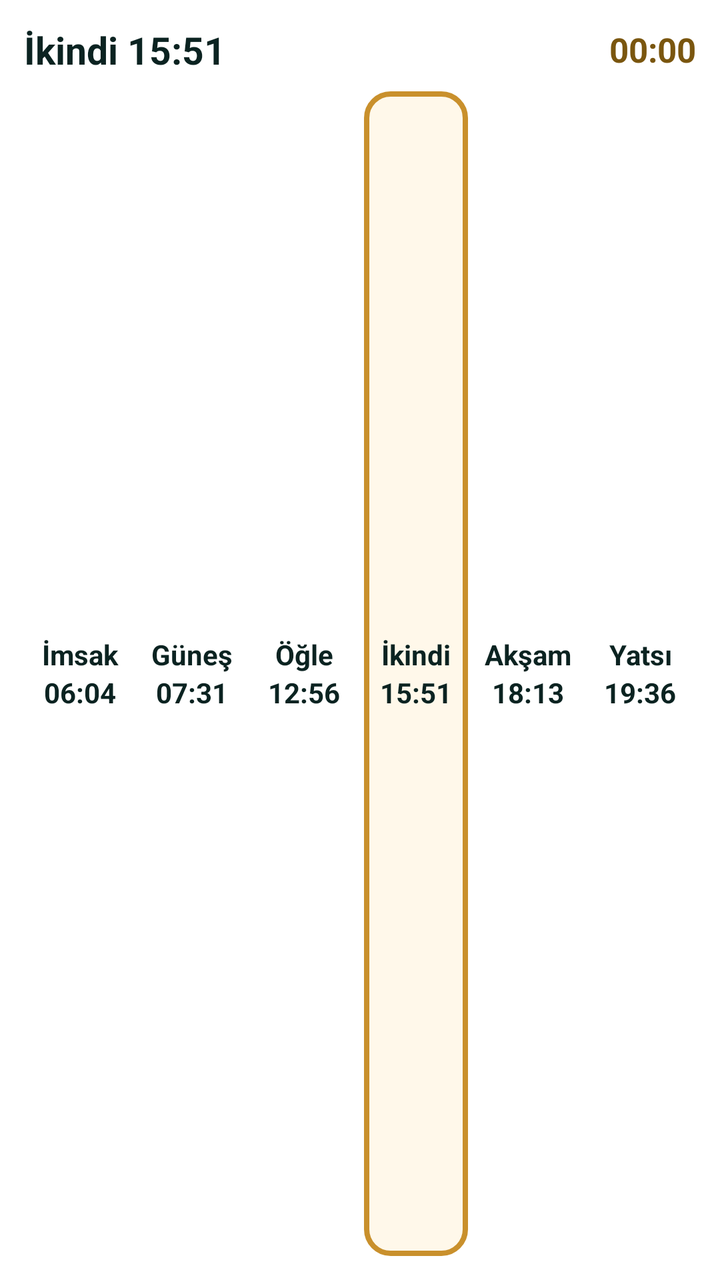
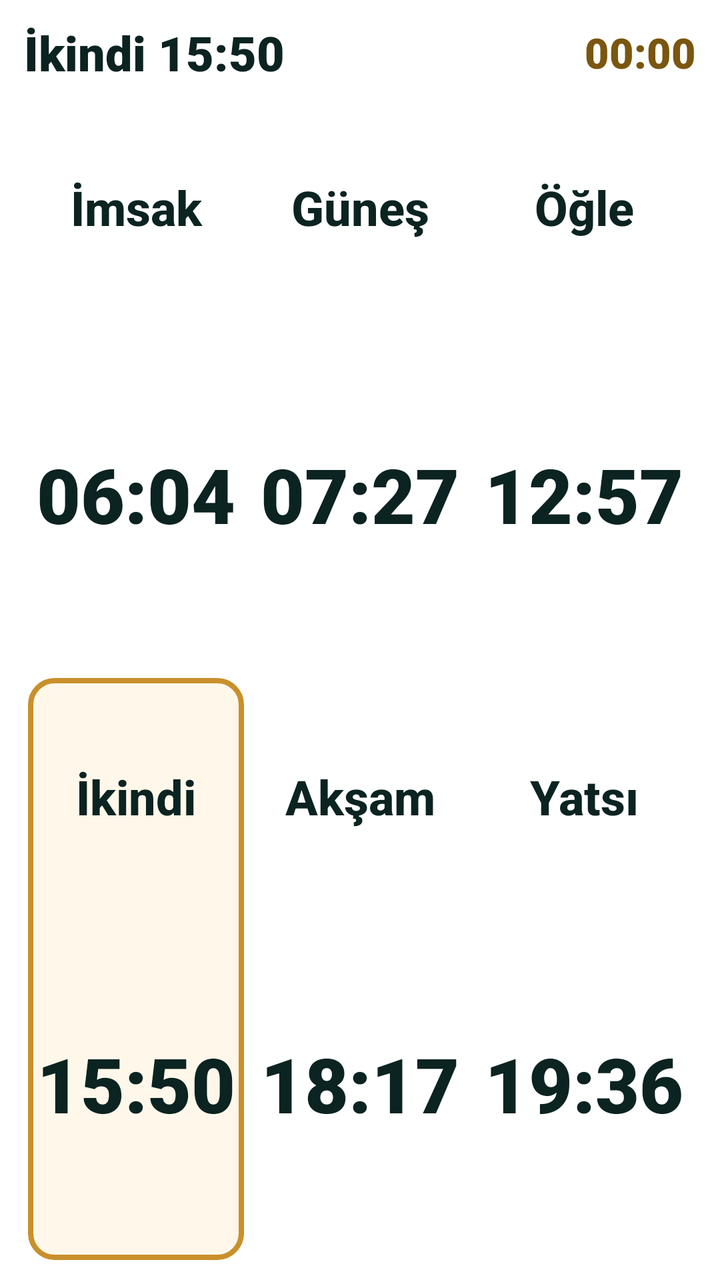

Screens rendered from an Android XML layout before and after an edit, with the pre-edit source and the edit as a unified diff.
<!-- AndroidManifest.xml: fallback theme Theme.MaterialComponents.DayNight.NoActionBar -->
<!-- res/layout/widget_orta.xml -->
<?xml version="1.0" encoding="utf-8"?>
<LinearLayout xmlns:android="http://schemas.android.com/apk/res/android"
    android:id="@+id/w_kok"
    android:layout_width="match_parent"
    android:layout_height="match_parent"
    android:background="@drawable/widget_zemin_acik"
    android:orientation="vertical"
    android:padding="12dp">

    <LinearLayout
        android:layout_width="match_parent"
        android:layout_height="wrap_content"
        android:gravity="center_vertical"
        android:orientation="horizontal">
        <TextView
            android:id="@+id/w_baslik"
            android:layout_width="0dp"
            android:layout_height="wrap_content"
            android:layout_weight="1"
            android:ellipsize="end"
            android:maxLines="1"
            android:text="İkindi 15:51"
            android:textColor="#0B2321"
            android:textSize="19sp"
            android:textStyle="bold" />
        <Chronometer
            android:id="@+id/w_kalan"
            android:layout_width="wrap_content"
            android:layout_height="wrap_content"
            android:textColor="#7A560F"
            android:textSize="17sp"
            android:textStyle="bold" />
    </LinearLayout>

    <LinearLayout
        android:layout_width="match_parent"
        android:layout_height="0dp"
        android:layout_marginTop="8dp"
        android:layout_weight="1"
        android:orientation="horizontal">
        <LinearLayout
            android:id="@+id/w_s0"
            android:layout_width="0dp"
            android:layout_height="match_parent"
            android:layout_weight="1"
            android:layout_marginStart="2dp"
            android:layout_marginEnd="2dp"
            
            android:gravity="center"
            android:orientation="vertical"
            android:paddingStart="2dp"
            android:paddingEnd="2dp">
            <TextView
                android:id="@+id/w_a0"
                android:layout_width="match_parent"
                android:layout_height="wrap_content"
                android:gravity="center"
                android:maxLines="1"
                android:autoSizeTextType="uniform"
                android:autoSizeMinTextSize="10sp"
                android:autoSizeMaxTextSize="14sp"
                android:text="İmsak"
                android:textColor="#0B2321"
                android:textStyle="bold" />
            <TextView
                android:id="@+id/w_t0"
                android:layout_width="match_parent"
                android:layout_height="wrap_content"
                android:gravity="center"
                android:maxLines="1"
                android:autoSizeTextType="uniform"
                android:autoSizeMinTextSize="13sp"
                android:autoSizeMaxTextSize="21sp"
                android:text="06:04"
                android:textColor="#0B2321"
                android:textStyle="bold" />
        </LinearLayout>
        <LinearLayout
            android:id="@+id/w_s1"
            android:layout_width="0dp"
            android:layout_height="match_parent"
            android:layout_weight="1"
            android:layout_marginStart="2dp"
            android:layout_marginEnd="2dp"
            
            android:gravity="center"
            android:orientation="vertical"
            android:paddingStart="2dp"
            android:paddingEnd="2dp">
            <TextView
                android:id="@+id/w_a1"
                android:layout_width="match_parent"
                android:layout_height="wrap_content"
                android:gravity="center"
                android:maxLines="1"
                android:autoSizeTextType="uniform"
                android:autoSizeMinTextSize="10sp"
                android:autoSizeMaxTextSize="14sp"
                android:text="Güneş"
                android:textColor="#0B2321"
                android:textStyle="bold" />
            <TextView
                android:id="@+id/w_t1"
                android:layout_width="match_parent"
                android:layout_height="wrap_content"
                android:gravity="center"
                android:maxLines="1"
                android:autoSizeTextType="uniform"
                android:autoSizeMinTextSize="13sp"
                android:autoSizeMaxTextSize="21sp"
                android:text="07:31"
                android:textColor="#0B2321"
                android:textStyle="bold" />
        </LinearLayout>
        <LinearLayout
            android:id="@+id/w_s2"
            android:layout_width="0dp"
            android:layout_height="match_parent"
            android:layout_weight="1"
            android:layout_marginStart="2dp"
            android:layout_marginEnd="2dp"
            
            android:gravity="center"
            android:orientation="vertical"
            android:paddingStart="2dp"
            android:paddingEnd="2dp">
            <TextView
                android:id="@+id/w_a2"
                android:layout_width="match_parent"
                android:layout_height="wrap_content"
                android:gravity="center"
                android:maxLines="1"
                android:autoSizeTextType="uniform"
                android:autoSizeMinTextSize="10sp"
                android:autoSizeMaxTextSize="14sp"
                android:text="Öğle"
                android:textColor="#0B2321"
                android:textStyle="bold" />
            <TextView
                android:id="@+id/w_t2"
                android:layout_width="match_parent"
                android:layout_height="wrap_content"
                android:gravity="center"
                android:maxLines="1"
                android:autoSizeTextType="uniform"
                android:autoSizeMinTextSize="13sp"
                android:autoSizeMaxTextSize="21sp"
                android:text="12:56"
                android:textColor="#0B2321"
                android:textStyle="bold" />
        </LinearLayout>
        <LinearLayout
            android:id="@+id/w_s3"
            android:layout_width="0dp"
            android:layout_height="match_parent"
            android:layout_weight="1"
            android:layout_marginStart="2dp"
            android:layout_marginEnd="2dp"
            android:background="@drawable/widget_siradaki"
            android:gravity="center"
            android:orientation="vertical"
            android:paddingStart="2dp"
            android:paddingEnd="2dp">
            <TextView
                android:id="@+id/w_a3"
                android:layout_width="match_parent"
                android:layout_height="wrap_content"
                android:gravity="center"
                android:maxLines="1"
                android:autoSizeTextType="uniform"
                android:autoSizeMinTextSize="10sp"
                android:autoSizeMaxTextSize="14sp"
                android:text="İkindi"
                android:textColor="#0B2321"
                android:textStyle="bold" />
            <TextView
                android:id="@+id/w_t3"
                android:layout_width="match_parent"
                android:layout_height="wrap_content"
                android:gravity="center"
                android:maxLines="1"
                android:autoSizeTextType="uniform"
                android:autoSizeMinTextSize="13sp"
                android:autoSizeMaxTextSize="21sp"
                android:text="15:51"
                android:textColor="#0B2321"
                android:textStyle="bold" />
        </LinearLayout>
        <LinearLayout
            android:id="@+id/w_s4"
            android:layout_width="0dp"
            android:layout_height="match_parent"
            android:layout_weight="1"
            android:layout_marginStart="2dp"
            android:layout_marginEnd="2dp"
            
            android:gravity="center"
            android:orientation="vertical"
            android:paddingStart="2dp"
            android:paddingEnd="2dp">
            <TextView
                android:id="@+id/w_a4"
                android:layout_width="match_parent"
                android:layout_height="wrap_content"
                android:gravity="center"
                android:maxLines="1"
                android:autoSizeTextType="uniform"
                android:autoSizeMinTextSize="10sp"
                android:autoSizeMaxTextSize="14sp"
                android:text="Akşam"
                android:textColor="#0B2321"
                android:textStyle="bold" />
            <TextView
                android:id="@+id/w_t4"
                android:layout_width="match_parent"
                android:layout_height="wrap_content"
                android:gravity="center"
                android:maxLines="1"
                android:autoSizeTextType="uniform"
                android:autoSizeMinTextSize="13sp"
                android:autoSizeMaxTextSize="21sp"
                android:text="18:13"
                android:textColor="#0B2321"
                android:textStyle="bold" />
        </LinearLayout>
        <LinearLayout
            android:id="@+id/w_s5"
            android:layout_width="0dp"
            android:layout_height="match_parent"
            android:layout_weight="1"
            android:layout_marginStart="2dp"
            android:layout_marginEnd="2dp"
            
            android:gravity="center"
            android:orientation="vertical"
            android:paddingStart="2dp"
            android:paddingEnd="2dp">
            <TextView
                android:id="@+id/w_a5"
                android:layout_width="match_parent"
                android:layout_height="wrap_content"
                android:gravity="center"
                android:maxLines="1"
                android:autoSizeTextType="uniform"
                android:autoSizeMinTextSize="10sp"
                android:autoSizeMaxTextSize="14sp"
                android:text="Yatsı"
                android:textColor="#0B2321"
                android:textStyle="bold" />
            <TextView
                android:id="@+id/w_t5"
                android:layout_width="match_parent"
                android:layout_height="wrap_content"
                android:gravity="center"
                android:maxLines="1"
                android:autoSizeTextType="uniform"
                android:autoSizeMinTextSize="13sp"
                android:autoSizeMaxTextSize="21sp"
                android:text="19:36"
                android:textColor="#0B2321"
                android:textStyle="bold" />
        </LinearLayout>
    </LinearLayout>
</LinearLayout>
<!-- resources referenced by this layout -->
<resources>
  <!-- drawable widget_siradaki (drawable) -->
  <?xml version="1.0" encoding="utf-8"?>
  <shape xmlns:android="http://schemas.android.com/apk/res/android" android:shape="rectangle">
      <solid android:color="#FFF8EA" />
      <stroke android:width="2.5dp" android:color="#C9902C" />
      <corners android:radius="12dp" />
  </shape>
  <!-- drawable widget_zemin_acik (drawable) -->
  <?xml version="1.0" encoding="utf-8"?>
  <shape xmlns:android="http://schemas.android.com/apk/res/android" android:shape="rectangle">
      <solid android:color="#FFFFFF" />
      <corners android:radius="24dp" />
  </shape>
</resources>

<!-- the commit's change to res/layout/widget_orta.xml (unified diff, before → after) -->
@@ -5,7 +5,10 @@
     android:layout_height="match_parent"
     android:background="@drawable/widget_zemin_acik"
     android:orientation="vertical"
-    android:padding="12dp">
+    android:paddingStart="12dp"
+    android:paddingTop="10dp"
+    android:paddingEnd="12dp"
+    android:paddingBottom="8dp">
 
     <LinearLayout
         android:layout_width="match_parent"
@@ -18,24 +21,25 @@
             android:layout_height="wrap_content"
             android:layout_weight="1"
             android:ellipsize="end"
+            android:fontFamily="sans-serif-black"
             android:maxLines="1"
-            android:text="İkindi 15:51"
+            android:text="İkindi 15:50"
             android:textColor="#0B2321"
-            android:textSize="19sp"
+            android:textSize="24sp"
             android:textStyle="bold" />
         <Chronometer
             android:id="@+id/w_kalan"
             android:layout_width="wrap_content"
             android:layout_height="wrap_content"
+            android:fontFamily="sans-serif-black"
             android:textColor="#7A560F"
-            android:textSize="17sp"
+            android:textSize="21sp"
             android:textStyle="bold" />
     </LinearLayout>
 
     <LinearLayout
         android:layout_width="match_parent"
         android:layout_height="0dp"
-        android:layout_marginTop="8dp"
         android:layout_weight="1"
         android:orientation="horizontal">
         <LinearLayout
@@ -43,34 +47,40 @@
             android:layout_width="0dp"
             android:layout_height="match_parent"
             android:layout_weight="1"
-            android:layout_marginStart="2dp"
-            android:layout_marginEnd="2dp"
-            
-            android:gravity="center"
-            android:orientation="vertical"
-            android:paddingStart="2dp"
-            android:paddingEnd="2dp">
+            android:layout_margin="2dp"
+            android:gravity="center"
+            android:orientation="vertical"
+            android:paddingStart="4dp"
+            android:paddingTop="2dp"
+            android:paddingEnd="4dp"
+            android:paddingBottom="2dp">
             <TextView
                 android:id="@+id/w_a0"
                 android:layout_width="match_parent"
-                android:layout_height="wrap_content"
-                android:gravity="center"
-                android:maxLines="1"
-                android:autoSizeTextType="uniform"
-                android:autoSizeMinTextSize="10sp"
-                android:autoSizeMaxTextSize="14sp"
+                android:layout_height="0dp"
+                android:layout_weight="2"
+                android:gravity="center"
+                android:maxLines="1"
+                android:autoSizeTextType="uniform"
+                android:autoSizeMinTextSize="12sp"
+                android:autoSizeMaxTextSize="24sp"
+                android:autoSizeStepGranularity="1sp"
+                android:fontFamily="sans-serif-medium"
                 android:text="İmsak"
                 android:textColor="#0B2321"
                 android:textStyle="bold" />
             <TextView
                 android:id="@+id/w_t0"
                 android:layout_width="match_parent"
-                android:layout_height="wrap_content"
-                android:gravity="center"
-                android:maxLines="1"
-                android:autoSizeTextType="uniform"
-                android:autoSizeMinTextSize="13sp"
-                android:autoSizeMaxTextSize="21sp"
+                android:layout_height="0dp"
+                android:layout_weight="3"
+                android:gravity="center"
+                android:maxLines="1"
+                android:autoSizeTextType="uniform"
+                android:autoSizeMinTextSize="16sp"
+                android:autoSizeMaxTextSize="40sp"
+                android:autoSizeStepGranularity="1sp"
+                android:fontFamily="sans-serif-black"
                 android:text="06:04"
                 android:textColor="#0B2321"
                 android:textStyle="bold" />
@@ -80,35 +90,41 @@
             android:layout_width="0dp"
             android:layout_height="match_parent"
             android:layout_weight="1"
-            android:layout_marginStart="2dp"
-            android:layout_marginEnd="2dp"
-            
-            android:gravity="center"
-            android:orientation="vertical"
-            android:paddingStart="2dp"
-            android:paddingEnd="2dp">
+            android:layout_margin="2dp"
+            android:gravity="center"
+            android:orientation="vertical"
+            android:paddingStart="4dp"
+            android:paddingTop="2dp"
+            android:paddingEnd="4dp"
+            android:paddingBottom="2dp">
             <TextView
                 android:id="@+id/w_a1"
                 android:layout_width="match_parent"
-                android:layout_height="wrap_content"
-                android:gravity="center"
-                android:maxLines="1"
-                android:autoSizeTextType="uniform"
-                android:autoSizeMinTextSize="10sp"
-                android:autoSizeMaxTextSize="14sp"
+                android:layout_height="0dp"
+                android:layout_weight="2"
+                android:gravity="center"
+                android:maxLines="1"
+                android:autoSizeTextType="uniform"
+                android:autoSizeMinTextSize="12sp"
+                android:autoSizeMaxTextSize="24sp"
+                android:autoSizeStepGranularity="1sp"
+                android:fontFamily="sans-serif-medium"
                 android:text="Güneş"
                 android:textColor="#0B2321"
                 android:textStyle="bold" />
             <TextView
                 android:id="@+id/w_t1"
                 android:layout_width="match_parent"
-                android:layout_height="wrap_content"
-                android:gravity="center"
-                android:maxLines="1"
-                android:autoSizeTextType="uniform"
-                android:autoSizeMinTextSize="13sp"
-                android:autoSizeMaxTextSize="21sp"
-                android:text="07:31"
+                android:layout_height="0dp"
+                android:layout_weight="3"
+                android:gravity="center"
+                android:maxLines="1"
+                android:autoSizeTextType="uniform"
+                android:autoSizeMinTextSize="16sp"
+                android:autoSizeMaxTextSize="40sp"
+                android:autoSizeStepGranularity="1sp"
+                android:fontFamily="sans-serif-black"
+                android:text="07:27"
                 android:textColor="#0B2321"
                 android:textStyle="bold" />
         </LinearLayout>
@@ -117,72 +133,91 @@
             android:layout_width="0dp"
             android:layout_height="match_parent"
             android:layout_weight="1"
-            android:layout_marginStart="2dp"
-            android:layout_marginEnd="2dp"
-            
-            android:gravity="center"
-            android:orientation="vertical"
-            android:paddingStart="2dp"
-            android:paddingEnd="2dp">
+            android:layout_margin="2dp"
+            android:gravity="center"
+            android:orientation="vertical"
+            android:paddingStart="4dp"
+            android:paddingTop="2dp"
+            android:paddingEnd="4dp"
+            android:paddingBottom="2dp">
             <TextView
                 android:id="@+id/w_a2"
                 android:layout_width="match_parent"
-                android:layout_height="wrap_content"
-                android:gravity="center"
-                android:maxLines="1"
-                android:autoSizeTextType="uniform"
-                android:autoSizeMinTextSize="10sp"
-                android:autoSizeMaxTextSize="14sp"
+                android:layout_height="0dp"
+                android:layout_weight="2"
+                android:gravity="center"
+                android:maxLines="1"
+                android:autoSizeTextType="uniform"
+                android:autoSizeMinTextSize="12sp"
+                android:autoSizeMaxTextSize="24sp"
+                android:autoSizeStepGranularity="1sp"
+                android:fontFamily="sans-serif-medium"
                 android:text="Öğle"
                 android:textColor="#0B2321"
                 android:textStyle="bold" />
             <TextView
                 android:id="@+id/w_t2"
                 android:layout_width="match_parent"
-                android:layout_height="wrap_content"
-                android:gravity="center"
-                android:maxLines="1"
-                android:autoSizeTextType="uniform"
-                android:autoSizeMinTextSize="13sp"
-                android:autoSizeMaxTextSize="21sp"
-                android:text="12:56"
-                android:textColor="#0B2321"
-                android:textStyle="bold" />
-        </LinearLayout>
+                android:layout_height="0dp"
+                android:layout_weight="3"
+                android:gravity="center"
+                android:maxLines="1"
+                android:autoSizeTextType="uniform"
+                android:autoSizeMinTextSize="16sp"
+                android:autoSizeMaxTextSize="40sp"
+                android:autoSizeStepGranularity="1sp"
+                android:fontFamily="sans-serif-black"
+                android:text="12:57"
+                android:textColor="#0B2321"
+                android:textStyle="bold" />
+        </LinearLayout>
+    </LinearLayout>
+    <LinearLayout
+        android:layout_width="match_parent"
+        android:layout_height="0dp"
+        android:layout_weight="1"
+        android:orientation="horizontal">
         <LinearLayout
             android:id="@+id/w_s3"
             android:layout_width="0dp"
             android:layout_height="match_parent"
             android:layout_weight="1"
-            android:layout_marginStart="2dp"
-            android:layout_marginEnd="2dp"
+            android:layout_margin="2dp"
             android:background="@drawable/widget_siradaki"
             android:gravity="center"
             android:orientation="vertical"
-            android:paddingStart="2dp"
-            android:paddingEnd="2dp">
+            android:paddingStart="4dp"
+            android:paddingTop="2dp"
+            android:paddingEnd="4dp"
+            android:paddingBottom="2dp">
             <TextView
                 android:id="@+id/w_a3"
                 android:layout_width="match_parent"
-                android:layout_height="wrap_content"
-                android:gravity="center"
-                android:maxLines="1"
-                android:autoSizeTextType="uniform"
-                android:autoSizeMinTextSize="10sp"
-                android:autoSizeMaxTextSize="14sp"
+                android:layout_height="0dp"
+                android:layout_weight="2"
+                android:gravity="center"
+                android:maxLines="1"
+                android:autoSizeTextType="uniform"
+                android:autoSizeMinTextSize="12sp"
+                android:autoSizeMaxTextSize="24sp"
+                android:autoSizeStepGranularity="1sp"
+                android:fontFamily="sans-serif-medium"
                 android:text="İkindi"
                 android:textColor="#0B2321"
                 android:textStyle="bold" />
             <TextView
                 android:id="@+id/w_t3"
                 android:layout_width="match_parent"
-                android:layout_height="wrap_content"
-                android:gravity="center"
-                android:maxLines="1"
-                android:autoSizeTextType="uniform"
-                android:autoSizeMinTextSize="13sp"
-                android:autoSizeMaxTextSize="21sp"
-                android:text="15:51"
+                android:layout_height="0dp"
+                android:layout_weight="3"
+                android:gravity="center"
+                android:maxLines="1"
+                android:autoSizeTextType="uniform"
+                android:autoSizeMinTextSize="16sp"
+                android:autoSizeMaxTextSize="40sp"
+                android:autoSizeStepGranularity="1sp"
+                android:fontFamily="sans-serif-black"
+                android:text="15:50"
                 android:textColor="#0B2321"
                 android:textStyle="bold" />
         </LinearLayout>
@@ -191,35 +226,41 @@
             android:layout_width="0dp"
             android:layout_height="match_parent"
             android:layout_weight="1"
-            android:layout_marginStart="2dp"
-            android:layout_marginEnd="2dp"
-            
-            android:gravity="center"
-            android:orientation="vertical"
-            android:paddingStart="2dp"
-            android:paddingEnd="2dp">
+            android:layout_margin="2dp"
+            android:gravity="center"
+            android:orientation="vertical"
+            android:paddingStart="4dp"
+            android:paddingTop="2dp"
+            android:paddingEnd="4dp"
+            android:paddingBottom="2dp">
             <TextView
                 android:id="@+id/w_a4"
                 android:layout_width="match_parent"
-                android:layout_height="wrap_content"
-                android:gravity="center"
-                android:maxLines="1"
-                android:autoSizeTextType="uniform"
-                android:autoSizeMinTextSize="10sp"
-                android:autoSizeMaxTextSize="14sp"
+                android:layout_height="0dp"
+                android:layout_weight="2"
+                android:gravity="center"
+                android:maxLines="1"
+                android:autoSizeTextType="uniform"
+                android:autoSizeMinTextSize="12sp"
+                android:autoSizeMaxTextSize="24sp"
+                android:autoSizeStepGranularity="1sp"
+                android:fontFamily="sans-serif-medium"
                 android:text="Akşam"
                 android:textColor="#0B2321"
                 android:textStyle="bold" />
             <TextView
                 android:id="@+id/w_t4"
                 android:layout_width="match_parent"
-                android:layout_height="wrap_content"
-                android:gravity="center"
-                android:maxLines="1"
-                android:autoSizeTextType="uniform"
-                android:autoSizeMinTextSize="13sp"
-                android:autoSizeMaxTextSize="21sp"
-                android:text="18:13"
+                android:layout_height="0dp"
+                android:layout_weight="3"
+                android:gravity="center"
+                android:maxLines="1"
+                android:autoSizeTextType="uniform"
+                android:autoSizeMinTextSize="16sp"
+                android:autoSizeMaxTextSize="40sp"
+                android:autoSizeStepGranularity="1sp"
+                android:fontFamily="sans-serif-black"
+                android:text="18:17"
                 android:textColor="#0B2321"
                 android:textStyle="bold" />
         </LinearLayout>
@@ -228,34 +269,40 @@
             android:layout_width="0dp"
             android:layout_height="match_parent"
             android:layout_weight="1"
-            android:layout_marginStart="2dp"
-            android:layout_marginEnd="2dp"
-            
-            android:gravity="center"
-            android:orientation="vertical"
-            android:paddingStart="2dp"
-            android:paddingEnd="2dp">
+            android:layout_margin="2dp"
+            android:gravity="center"
+            android:orientation="vertical"
+            android:paddingStart="4dp"
+            android:paddingTop="2dp"
+            android:paddingEnd="4dp"
+            android:paddingBottom="2dp">
             <TextView
                 android:id="@+id/w_a5"
                 android:layout_width="match_parent"
-                android:layout_height="wrap_content"
-                android:gravity="center"
-                android:maxLines="1"
-                android:autoSizeTextType="uniform"
-                android:autoSizeMinTextSize="10sp"
-                android:autoSizeMaxTextSize="14sp"
+                android:layout_height="0dp"
+                android:layout_weight="2"
+                android:gravity="center"
+                android:maxLines="1"
+                android:autoSizeTextType="uniform"
+                android:autoSizeMinTextSize="12sp"
+                android:autoSizeMaxTextSize="24sp"
+                android:autoSizeStepGranularity="1sp"
+                android:fontFamily="sans-serif-medium"
                 android:text="Yatsı"
                 android:textColor="#0B2321"
                 android:textStyle="bold" />
             <TextView
                 android:id="@+id/w_t5"
                 android:layout_width="match_parent"
-                android:layout_height="wrap_content"
-                android:gravity="center"
-                android:maxLines="1"
-                android:autoSizeTextType="uniform"
-                android:autoSizeMinTextSize="13sp"
-                android:autoSizeMaxTextSize="21sp"
+                android:layout_height="0dp"
+                android:layout_weight="3"
+                android:gravity="center"
+                android:maxLines="1"
+                android:autoSizeTextType="uniform"
+                android:autoSizeMinTextSize="16sp"
+                android:autoSizeMaxTextSize="40sp"
+                android:autoSizeStepGranularity="1sp"
+                android:fontFamily="sans-serif-black"
                 android:text="19:36"
                 android:textColor="#0B2321"
                 android:textStyle="bold" />
